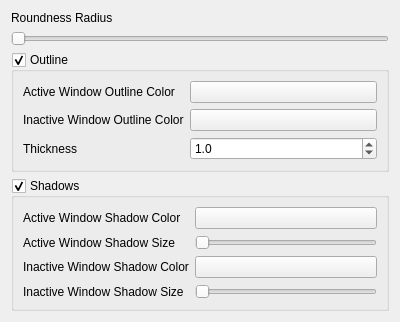
This is shapecorners_config.ui in matinlotfali/KDE-Rounded-Corners as Qt 5 draws it before an edit. The edited form follows.
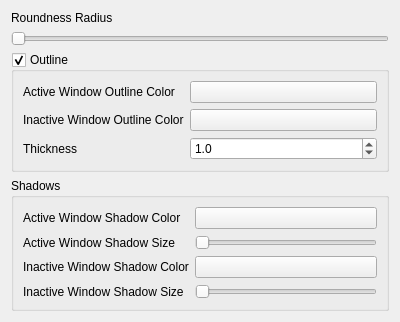
This is the edited form. Custom widgets are drawn as their Qt base class.

Commit message: Set shadows as always enabled

```diff
--- a/shapecorners_config.ui
+++ b/shapecorners_config.ui
@@ -122,13 +122,10 @@
       </widget>
      </item>
      <item>
-      <widget class="QGroupBox" name="drawShadowEnabled">
+      <widget class="QGroupBox">
        <property name="title">
         <string>Shadows</string>
        </property>
-       <property name="checkable">
-        <bool>true</bool>
-       </property>
        <layout class="QHBoxLayout" name="horizontalLayout">
         <item>
          <layout class="QFormLayout" name="formLayout_2">
```
The commit also changes 3 other files.
